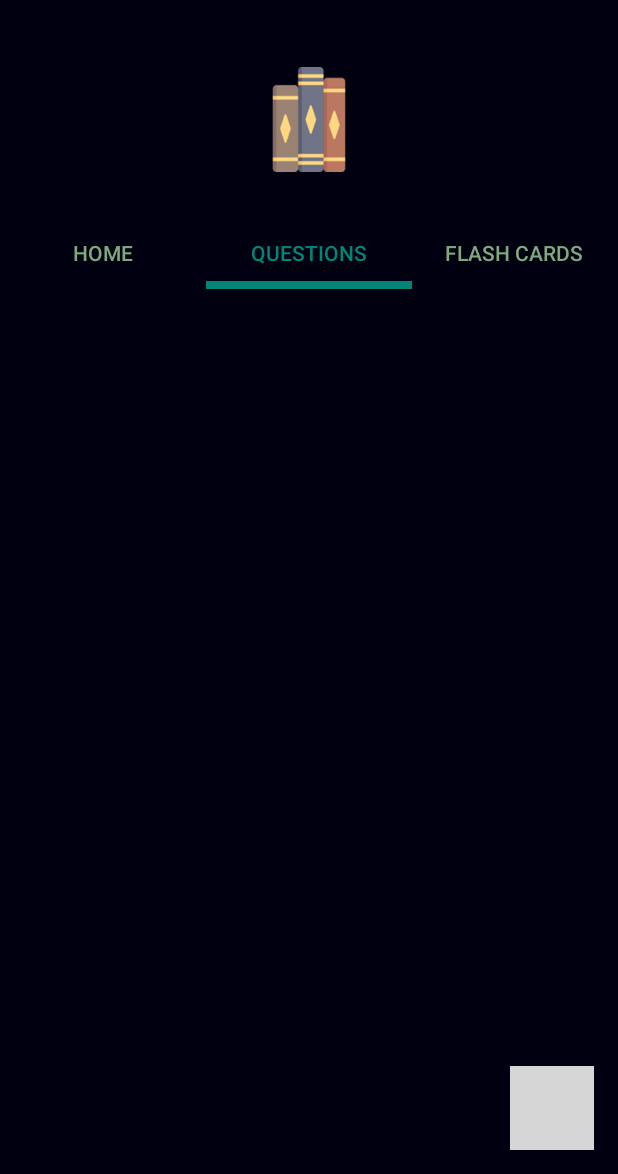
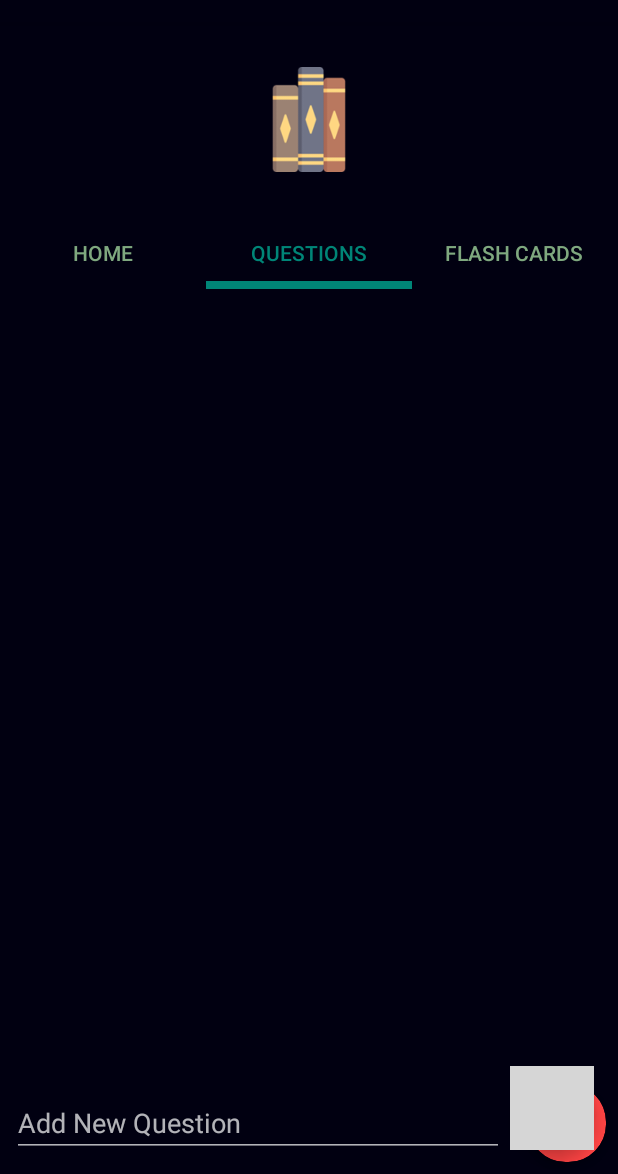
Before and after one commit to MayaraCastro/Sturing, an Android app: the fragment GroupPage placed in its activity, tab 2 chosen, on a phone screen of 412 x 824 dp, the part 62-1236 px from its top. Run offline under Robolectric (Android 15) with nearby library versions, the phone set to English and light mode, and no system bars; our stand-ins replace Firebase (no records; nobody signed in at launch, a user with empty details on screens opened directly); pictures from the network do not load; Roboto replaces fonts that are not available here; 5 statements that could not run were skipped; grey boxes are pictures that could not be loaded.

Commit message:
questions backend + layout

```diff
--- a/app/src/main/AndroidManifest.xml
+++ b/app/src/main/AndroidManifest.xml
@@ -49,6 +49,7 @@
                 <category android:name="android.intent.category.LAUNCHER" />
             </intent-filter>
         </activity>
+        <activity android:name=".QuestionActivity"></activity>
     </application>
 
 </manifest>
--- /dev/null
+++ b/app/src/main/java/com/example/sturing/sturing/FragmentGroupQuestions.kt
@@ -0,0 +1,314 @@
+package com.example.sturing.sturing
+
+import android.app.Activity
+import android.content.Context
+import android.content.Intent
+import android.graphics.Bitmap
+import android.net.Uri
+import android.os.Bundle
+import android.support.v4.app.Fragment
+import android.support.v4.view.ViewPager
+import android.support.v7.widget.CardView
+import android.support.v7.widget.DividerItemDecoration
+import android.support.v7.widget.LinearLayoutManager
+import android.support.v7.widget.RecyclerView
+import android.text.TextUtils
+import android.util.Log
+import android.view.LayoutInflater
+import android.view.View
+import android.view.ViewGroup
+import android.widget.Toast
+import com.google.firebase.auth.FirebaseAuth
+import com.google.firebase.database.DataSnapshot
+import com.google.firebase.database.DatabaseError
+import com.google.firebase.database.FirebaseDatabase
+import com.google.firebase.database.ValueEventListener
+import com.google.firebase.storage.FirebaseStorage
+import kotlinx.android.synthetic.main.content_create_group.*
+import kotlinx.android.synthetic.main.content_group_list.*
+import kotlinx.android.synthetic.main.fragment_fragment_group_questions.*
+import java.io.ByteArrayOutputStream
+import kotlin.math.log
+
+
+// TODO: Rename parameter arguments, choose names that match
+// the fragment initialization parameters, e.g. ARG_ITEM_NUMBER
+private const val ARG_PARAM1 = "param1"
+private const val ARG_PARAM2 = "param2"
+
+/**
+ * A simple [Fragment] subclass.
+ * Activities that contain this fragment must implement the
+ * [FragmentGroupQuestions.OnFragmentInteractionListener] interface
+ * to handle interaction events.
+ * Use the [FragmentGroupQuestions.newInstance] factory method to
+ * create an instance of this fragment.
+ *
+ */
+class FragmentGroupQuestions : Fragment() {
+    // TODO: Rename and change types of parameters
+    private var param1: String? = null
+    private var param2: String? = null
+   // private var listener: OnFragmentInteractionListener? = null
+
+    var questions : ArrayList<Question> = ArrayList()
+    private var groupSelecionado: String? = null
+    private var postValues = mutableMapOf<String, Boolean>()
+
+    override fun onCreate(savedInstanceState: Bundle?) {
+        super.onCreate(savedInstanceState)
+        arguments?.let {
+            param1 = it.getString(ARG_PARAM1)
+            param2 = it.getString(ARG_PARAM2)
+        }
+        val bundle = arguments
+        groupSelecionado = bundle!!.getString("group")
+
+    }
+
+    override fun onCreateView(inflater: LayoutInflater, container: ViewGroup?,
+                              savedInstanceState: Bundle?): View? {
+        // Inflate the layout for this fragment
+
+        val view = inflater.inflate(R.layout.fragment_fragment_group_questions, container, false)
+
+        val btAddQuestion = view.findViewById(R.id.btAddQuestion) as CardView
+        btAddQuestion.setOnClickListener {
+            SendUserToQuestionActivity()
+        }
+
+        getQuestionsGroup()
+
+        val recyclerViewQuestion = view.findViewById(R.id.recyclerViewQuestion) as RecyclerView
+        recyclerViewQuestion.layoutManager = LinearLayoutManager(activity)
+        recyclerViewQuestion.addItemDecoration(DividerItemDecoration(activity, DividerItemDecoration.VERTICAL))
+        recyclerViewQuestion.adapter = QuestionAdapter(questions, activity!!.applicationContext)
+        btAddQuestion.setOnClickListener { sendQuestion() }
+        startup()
+
+        return view //inflater.inflate(R.layout.fragment_fragment_group_questions, container, false)
+    }
+
+
+    /*// TODO: Rename method, update argument and hook method into UI event
+    fun onButtonPressed(uri: Uri) {
+        listener?.onFragmentInteraction(uri)
+    }
+
+    override fun onAttach(context: Context) {
+        super.onAttach(context)
+        if (context is OnFragmentInteractionListener) {
+            listener = context
+        } else {
+            throw RuntimeException(context.toString() + " must implement OnFragmentInteractionListener")
+        }
+    }
+
+    override fun onDetach() {
+        super.onDetach()
+        listener = null
+    }
+
+    /**
+     * This interface must be implemented by activities that contain this
+     * fragment to allow an interaction in this fragment to be communicated
+     * to the activity and potentially other fragments contained in that
+     * activity.
+     *
+     *
+     * See the Android Training lesson [Communicating with Other Fragments]
+     * (http://developer.android.com/training/basics/fragments/communicating.html)
+     * for more information.
+     */
+    interface OnFragmentInteractionListener {
+        // TODO: Update argument type and name
+        fun onFragmentInteraction(uri: Uri)
+    }*/
+
+    companion object {
+        /**
+         * Use this factory method to create a new instance of
+         * this fragment using the provided parameters.
+         *
+         * @param param1 Parameter 1.
+         * @param param2 Parameter 2.
+         * @return A new instance of fragment FragmentGroupQuestions.
+         */
+        // TODO: Rename and change types and number of parameters
+        @JvmStatic
+        fun newInstance(param1: String, param2: String) =
+                FragmentGroupQuestions().apply {
+                    arguments = Bundle().apply {
+                        putString(ARG_PARAM1, param1)
+                        putString(ARG_PARAM2, param2)
+                    }
+                }
+    }
+
+    fun SendUserToQuestionActivity(){
+        val i = Intent(activity, QuestionActivity::class.java)
+        startActivity(i)
+    }
+
+    fun sendQuestion(){
+
+        val user = FirebaseAuth.getInstance().currentUser
+
+        txtQuestion.error = null
+
+        var question = txtQuestion.text.toString()
+
+        var cancel = false
+        var focusView: View? = null
+
+        if (TextUtils.isEmpty(question)) {
+            txtQuestion.error = getString(R.string.error_field_required)
+            focusView = txtQuestion
+            cancel = true
+        }
+
+        if (cancel) {
+            focusView?.requestFocus()
+        } else {
+            //showProgress(true)
+
+           // val questionUid = FirebaseDatabase.getInstance().getReference("groups").child(question).push().key
+            //val questionRef = FirebaseDatabase.getInstance().getReference("groups").child(questionUid!!)
+          //  val imageRef = FirebaseStorage.getInstance().getReference("groupImages").child(questionUid).child("groupImage")
+/*
+            if (::bitmap.isInitialized) {
+                val baos = ByteArrayOutputStream()
+                bitmap.compress(Bitmap.CompressFormat.JPEG, 100, baos)
+
+                val data = baos.toByteArray()
+                imageRef.putBytes(data)
+                        .addOnFailureListener {
+                            Toast.makeText(this@CreateGroupActivity, "Image upload fail",
+                                    Toast.LENGTH_SHORT).show()
+                        }
+                        .addOnSuccessListener {
+                            imageRef.downloadUrl
+                                    .onSuccessTask { it ->
+                                        questionRef.child("image").setValue(it.toString())
+                                    }
+                        }
+            }*/
+
+            writeNewQuestion(question, user!!.uid)
+
+        }
+
+    }
+
+    private fun writeNewQuestion(question: String, userId : String) {
+        val database = FirebaseDatabase.getInstance().reference
+        val key = database.child("questions").push().key
+        val post = Question( userId, question)
+        val postValues = post.toMap()
+
+        val childUpdates = HashMap<String, Any>()
+        childUpdates.put("/questions/$key", postValues)
+        //childUpdates.put("/user-posts/$userId/$key", postValues)
+
+        database.updateChildren(childUpdates)
+                .addOnSuccessListener {
+                    addGroupQuestion(key!!)
+                    /*val i = Intent(this, MainActivity::class.java)
+                    startActivity(i)
+                    showProgress(false)
+                    finish()*/
+                }
+                .addOnFailureListener {
+                    /*Toast.makeText(this@FragmentGroupQuestions, getString(R.string.registration_failed),
+                            Toast.LENGTH_SHORT).show()*/
+                    Log.w("create group", "User didn`t add.")
+                }
+    }
+
+    private fun startup() {
+        val user = FirebaseAuth.getInstance().currentUser
+        val userRef = FirebaseDatabase.getInstance().getReference("groups").child(groupSelecionado!!)
+        val user1Listener = object : ValueEventListener {
+            override fun onDataChange(p0: DataSnapshot) {
+
+                var group = p0.getValue(Group::class.java)
+                if (group != null) {
+                    if (group.questions != null) {
+                        postValues = group.questions!!
+                    }
+                }
+
+            }
+            override fun onCancelled(p0: DatabaseError) {
+            }
+        }
+
+        userRef.addListenerForSingleValueEvent(user1Listener)
+    }
+
+    private fun addGroupQuestion(questionId : String){
+        val user = FirebaseAuth.getInstance().currentUser
+        val userRef = FirebaseDatabase.getInstance().getReference("groups").child(groupSelecionado!!)
+
+        var hash = mutableMapOf<String, Boolean>()
+        hash.put(questionId, true)
+
+        for((gp, _) in postValues!!){
+            hash.put(gp, true)
+        }
+
+        val childUpdates = HashMap<String, Any>()
+        childUpdates.put("/questions/", hash)
+
+        userRef.updateChildren(childUpdates)
+                .addOnSuccessListener {
+
+                }
+                .addOnFailureListener {
+
+                }
+    }
+
+    fun getQuestionsGroup(){
+        val user = FirebaseAuth.getInstance().currentUser
+        val userRef = FirebaseDatabase.getInstance().getReference("groups").child(groupSelecionado!!)
+
+        val user1Listener = object : ValueEventListener {
+            override fun onDataChange(p0: DataSnapshot) {
+
+                var group = p0.getValue(Group::class.java)
+
+                addQuestionsOnList(group!!.questions)
+
+            }
+            override fun onCancelled(p0: DatabaseError) {
+            }
+        }
+
+        userRef.addListenerForSingleValueEvent(user1Listener)
+    }
+
+    fun addQuestionsOnList(questoes : HashMap<String, Boolean>?){
+
+        if (questoes == null) {
+
+            return
+        }
+        for((questionID, _) in questoes){
+            val userRef = FirebaseDatabase.getInstance().getReference("questions").child(questionID)
+
+            val userListener = object : ValueEventListener {
+                override fun onDataChange(p0: DataSnapshot) {
+                    var g1 = p0.getValue(Question::class.java)!!
+                    questions.add(g1!!)
+                    recyclerViewQuestion.adapter!!.notifyDataSetChanged()
+
+                }
+                override fun onCancelled(p0: DatabaseError) {
+                }
+            }
+
+            userRef.addListenerForSingleValueEvent(userListener)
+        }
+    }
+}
--- a/app/src/main/java/com/example/sturing/sturing/Group.kt
+++ b/app/src/main/java/com/example/sturing/sturing/Group.kt
@@ -5,7 +5,9 @@ import android.R.attr.author
 
 
 
-data class Group(var name: String? = null, var description: String? = null, var userAdm: String? = null) {
+data class Group(var name: String? = null, var description: String? = null, var userAdm: String? = null, var users: HashMap<String, Boolean>? = null, var questions: HashMap<String, Boolean>? = null) {
+    var groupKey: String? =null
+
 
     fun toMap(): Map<String, Any> {
         val result = HashMap<String, Any>()
--- a/app/src/main/java/com/example/sturing/sturing/GroupAdapter.kt
+++ b/app/src/main/java/com/example/sturing/sturing/GroupAdapter.kt
@@ -29,6 +29,8 @@ class GroupAdapter(var items : ArrayList<Group>, var context : Context) : Recycl
             Snackbar.make(it, items[p1].name.toString(), Snackbar.LENGTH_SHORT)
                     .setAction("Action", null).show()
             val i = Intent(context, MainActivity::class.java)
+            i.putExtra("group", items[p1].groupKey)
+            i.putExtra("item", 1)
             context.startActivity(i)
         }
     }
--- a/app/src/main/java/com/example/sturing/sturing/GroupListActivity.kt
+++ b/app/src/main/java/com/example/sturing/sturing/GroupListActivity.kt
@@ -83,7 +83,7 @@ class GroupListActivity : AppCompatActivity() {
 
                     Log.d(TAG, "groupName: " + g1.name)
                     Log.d(TAG, "groupDescription: " + g1.description)
-
+                    g1.groupKey = groupID
                     groups.add(g1!!)
                     rv_group_list.adapter!!.notifyDataSetChanged()
 
--- a/app/src/main/java/com/example/sturing/sturing/GroupPage.kt
+++ b/app/src/main/java/com/example/sturing/sturing/GroupPage.kt
@@ -12,6 +12,8 @@ import android.support.v4.app.FragmentPagerAdapter
 
 import android.support.design.widget.TabLayout
 import android.support.v4.view.ViewPager
+import android.util.Log
+
 // TODO: Rename parameter arguments, choose names that match
 // the fragment initialization parameters, e.g. ARG_ITEM_NUMBER
 private const val ARG_PARAM1 = "param1"
@@ -33,19 +35,28 @@ class GroupPage : Fragment() {
 
     private val viewPager: ViewPager? = null
     private var itemSelecionado: Int = 0
+    private var groupSelecionado: String? = null
+
     override fun onCreate(savedInstanceState: Bundle?) {
         super.onCreate(savedInstanceState)
         arguments?.let {
             param1 = it.getString(ARG_PARAM1)
             param2 = it.getString(ARG_PARAM2)
         }
-
-
+        val bundle = arguments
+        groupSelecionado = bundle!!.getString("group")
+        if (groupSelecionado == null) {
+            Log.d("GROUP SELEICONADOO", "NULLO")
+        }
+        else{
+            Log.d("GROUP SELEICONADOO", groupSelecionado.toString())
+        }
     }
 
     override fun onSaveInstanceState(outState: Bundle) {
         super.onSaveInstanceState(outState)
         outState.putInt("item", itemSelecionado)
+        outState.putString("group", groupSelecionado)
     }
 
     override fun onCreateView(inflater: LayoutInflater, container: ViewGroup?,
@@ -63,8 +74,8 @@ class GroupPage : Fragment() {
         if(savedInstanceState !=null){
             itemSelecionado = savedInstanceState!!.getInt("item")
             viewPager.currentItem = itemSelecionado
+
         }
-
 
 
         val tabLayout = view.findViewById(R.id.tabs) as TabLayout
@@ -79,8 +90,14 @@ class GroupPage : Fragment() {
 
     private fun setupViewPager(viewPager: ViewPager) {
         val adapter = Adapter(childFragmentManager)
+
+        val mFragGroupQuestions = FragmentGroupQuestions()
+        val bundle = Bundle()
+        bundle.putString("group", groupSelecionado)   //parameters are (key, value).
+        mFragGroupQuestions.arguments = bundle  //set the group
+
         adapter.addFragment(HomeFragment(), getString(R.string.home))
-        adapter.addFragment(MainFragment(), getString(R.string.questions))
+        adapter.addFragment(mFragGroupQuestions, getString(R.string.questions))
         adapter.addFragment(HomeFragment(), getString(R.string.flash_cards))
         viewPager.adapter = adapter
 
--- a/app/src/main/java/com/example/sturing/sturing/MainActivity.kt
+++ b/app/src/main/java/com/example/sturing/sturing/MainActivity.kt
@@ -34,16 +34,27 @@ class MainActivity : AppCompatActivity(), NavigationView.OnNavigationItemSelecte
 
         if (savedInstanceState != null) {
             itemSelecionado = savedInstanceState!!.getInt("item")
+            Log.d("passou", "pasou")
+
         } else {
             nav_view.setCheckedItem(R.id.nav_home)
+            Log.d("NAO PASSOU", " NAO PASSOU")
         }
 
-        when(itemSelecionado){
+        val item = intent.getIntExtra("item",0)
+
+        when(item){
             0->{
                 supportFragmentManager.beginTransaction().replace(R.id.fragment_container, HomeFragment()).commit()
             }
             1->{
-                supportFragmentManager.beginTransaction().replace(R.id.fragment_container, GroupPage()).commit()
+                //Page of group
+                val mFrag = GroupPage()
+                val bundle = Bundle()
+                bundle.putString("group", intent.getStringExtra("group"))   //parameters are (key, value).
+                mFrag.arguments = bundle  //set the group
+
+                supportFragmentManager.beginTransaction().replace(R.id.fragment_container, mFrag).commit()
             }
             else->{
                 supportFragmentManager.beginTransaction().replace(R.id.fragment_container, GroupPage()).commit()
--- /dev/null
+++ b/app/src/main/res/layout/fragment_fragment_group_questions.xml
@@ -0,0 +1,86 @@
+<?xml version="1.0" encoding="utf-8"?>
+<android.support.constraint.ConstraintLayout xmlns:android="http://schemas.android.com/apk/res/android"
+    xmlns:app="http://schemas.android.com/apk/res-auto"
+    xmlns:tools="http://schemas.android.com/tools"
+    android:layout_width="match_parent"
+    android:layout_height="match_parent"
+    tools:context=".FragmentGroupQuestions">
+
+    <!-- TODO: Update blank fragment layout -->
+    <android.support.v7.widget.RecyclerView
+        android:id="@+id/recyclerViewQuestion"
+        android:layout_width="0dp"
+        android:layout_height="0dp"
+        android:layout_marginStart="8dp"
+        android:layout_marginTop="8dp"
+        android:layout_marginEnd="8dp"
+        android:layout_marginBottom="8dp"
+        app:layout_constraintBottom_toTopOf="@+id/constraintLayout2"
+        app:layout_constraintEnd_toEndOf="parent"
+        app:layout_constraintStart_toStartOf="parent"
+        app:layout_constraintTop_toTopOf="parent"
+        tools:listitem="@layout/group_list_item">
+
+    </android.support.v7.widget.RecyclerView>
+
+    <android.support.constraint.ConstraintLayout
+        android:id="@+id/constraintLayout2"
+        android:layout_width="0dp"
+        android:layout_height="wrap_content"
+        app:layout_constraintBottom_toBottomOf="parent"
+        app:layout_constraintEnd_toEndOf="parent"
+        app:layout_constraintStart_toStartOf="parent"
+        app:layout_constraintTop_toBottomOf="@+id/recyclerViewQuestion">
+
+        <EditText
+            android:id="@+id/txtQuestion"
+            android:layout_width="0dp"
+            android:layout_height="wrap_content"
+            android:layout_marginStart="8dp"
+            android:layout_marginTop="8dp"
+            android:layout_marginEnd="8dp"
+            android:layout_marginBottom="8dp"
+            android:ems="10"
+            android:hint="@string/addQuestion"
+            android:inputType="textPersonName"
+            app:layout_constraintBottom_toBottomOf="parent"
+            app:layout_constraintEnd_toStartOf="@+id/btAddQuestion"
+            app:layout_constraintStart_toStartOf="parent"
+            app:layout_constraintTop_toTopOf="parent" />
+
+        <android.support.v7.widget.CardView
+            android:id="@+id/btAddQuestion"
+            android:layout_width="wrap_content"
+            android:layout_height="wrap_content"
+            android:layout_marginStart="8dp"
+            android:layout_marginTop="8dp"
+            android:layout_marginEnd="8dp"
+            android:layout_marginBottom="8dp"
+            android:backgroundTint="@android:color/holo_red_light"
+            app:cardCornerRadius="25dp"
+            app:layout_constraintBottom_toBottomOf="parent"
+            app:layout_constraintEnd_toEndOf="parent"
+            app:layout_constraintStart_toEndOf="@+id/txtQuestion"
+            app:layout_constraintTop_toTopOf="parent">
+
+            <LinearLayout
+                android:layout_width="match_parent"
+                android:layout_height="wrap_content"
+                android:gravity="center"
+                android:orientation="horizontal">
+
+                <ImageView
+                    android:id="@+id/imageView"
+                    android:layout_width="0dp"
+                    android:layout_height="wrap_content"
+                    android:layout_margin="10dp"
+                    android:layout_weight="1"
+                    android:src="@android:drawable/ic_menu_send" />
+
+            </LinearLayout>
+
+        </android.support.v7.widget.CardView>
+
+    </android.support.constraint.ConstraintLayout>
+
+</android.support.constraint.ConstraintLayout>
--- a/app/src/main/res/values/strings.xml
+++ b/app/src/main/res/values/strings.xml
@@ -43,6 +43,8 @@
     <!-- TODO: Remove or change this placeholder text -->
     <string name="hello_blank_fragment">Hello blank fragment</string>
     <string name="logout" translatable="false">Logout</string>
+    <string name="addQuestion">Add New Question</string>
+    <string name="addComment">New Comment</string>
 
     <!-- TODO: Remove or change this placeholder text -->
 </resources>
```
Also changed, not shown: app/src/main/java/com/example/sturing/sturing/Question.kt (added, +20 -0 lines), app/src/main/java/com/example/sturing/sturing/QuestionActivity.kt (added, +12 -0 lines), app/src/main/java/com/example/sturing/sturing/QuestionAdapter.kt (added, +85 -0 lines), app/src/main/res/layout/activity_question.xml (added, +137 -0 lines), 1 other file.
